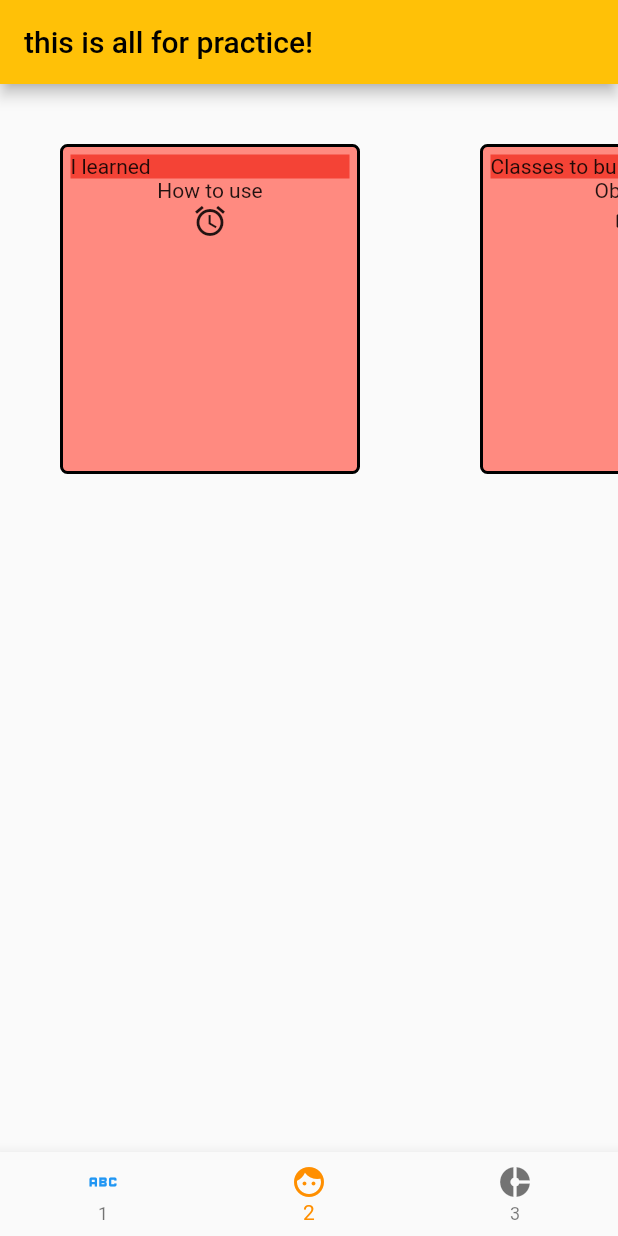
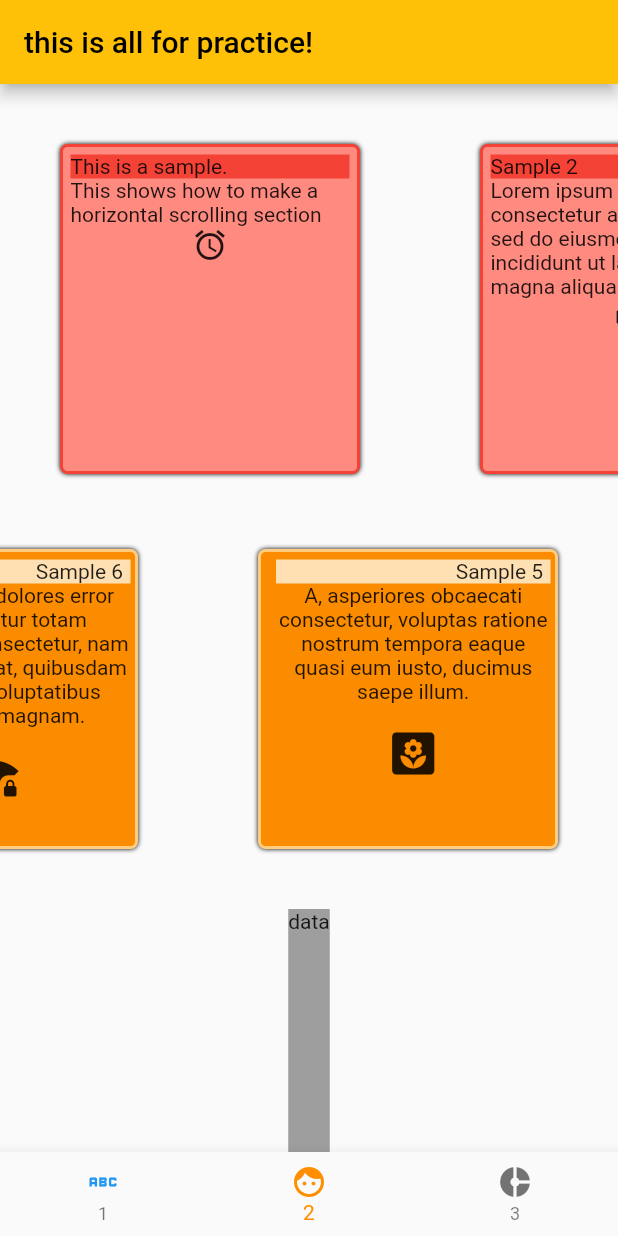
Before and after one commit to Tildozer/flutterSandBox, a Flutter app: the screen it shows after launch, item 2 of the bottom bar chosen, on a phone screen of 412 x 824 dp. Run offline on Flutter 3.47's test engine with Material 2 defaults, Android fonts, the phone set to English and light mode, and no system bars.

Commit message:
added more to second page

```diff
--- /dev/null
+++ b/lib/components/reverse_scrolling.dart
@@ -0,0 +1,54 @@
+import 'package:flutter/material.dart';
+
+class ReverseScroll extends StatelessWidget {
+  const ReverseScroll({super.key, required this.enteries});
+
+  final List enteries;
+  @override
+  Widget build(BuildContext context) {
+    return SizedBox(
+      height: 250,
+      child: ListView.builder(
+        itemCount: enteries.length,
+        scrollDirection: Axis.horizontal,
+        reverse: true,
+        itemBuilder: (context, index) => Container(
+          width: 200,
+          padding: const EdgeInsets.only(top: 5, left: 10, right: 3),
+          margin:
+              const EdgeInsets.only(top: 10, left: 40, right: 40, bottom: 40),
+          decoration: BoxDecoration(
+              color: Colors.orange.shade600,
+              borderRadius: const BorderRadius.all(
+                Radius.elliptical(5, 5),
+              ),
+              border: Border.all(
+                color: Colors.orange.shade200,
+                width: 2,
+              ),
+              boxShadow: const [BoxShadow(blurRadius: 2)]),
+          child: Column(
+            children: [
+              Container(
+                width: 200,
+                padding: const EdgeInsets.only(right: 5),
+                alignment: Alignment.centerRight,
+                color: Colors.orange.shade100,
+                child: Text(enteries[index].name),
+              ),
+              Text(
+                enteries[index].message,
+                textAlign: TextAlign.center,
+              ),
+              const Padding(padding: EdgeInsets.all(8)),
+              Icon(
+                enteries[index].icon,
+                size: 34,
+              ),
+            ],
+          ),
+        ),
+      ),
+    );
+  }
+}
--- a/lib/components/scrolling_list_view.dart
+++ b/lib/components/scrolling_list_view.dart
@@ -1,11 +1,4 @@
 import 'package:flutter/material.dart';
-// class Entry{
-//   String message; // property
-//   String name; // property
-//   IconData icon; // prop
-
-//   Entry(this.message, this.name, this.icon);
-// }
 
 class Hori extends StatelessWidget {
   const Hori({Key? key, required this.enteries}) : super(key: key);
@@ -18,29 +11,29 @@ class Hori extends StatelessWidget {
       height: 300,
       child: ListView.builder(
         itemCount: enteries.length,
+        shrinkWrap: true,
         scrollDirection: Axis.horizontal,
         itemBuilder: ((context, int index) => Container(
             width: 200,
             padding: const EdgeInsets.all(5),
             margin: const EdgeInsets.all(40),
-                        alignment: Alignment.topLeft,
             decoration: BoxDecoration(
                 color: Colors.redAccent.shade100,
-                            borderRadius:
-                                const BorderRadius.all(Radius.elliptical(5, 5)),
-                            border: Border.all(color: Colors.black, width: 2)),
+                boxShadow: const [BoxShadow(blurRadius: 2)],
+                borderRadius: const BorderRadius.all(Radius.elliptical(5, 5)),
+                border: Border.all(color: Colors.red.shade500, width: 2)),
             child: Column(
               mainAxisAlignment: MainAxisAlignment.start,
               children: [
                 Container(
                   alignment: Alignment.topLeft,
                   color: Colors.red,
-                            child: Text(enteries[index].message),
+                  child: Text(enteries[index].name),
                 ),
-                          Text(enteries[index].name),
+                Text(enteries[index].message),
                 Icon(enteries[index].icon)
-                        ],)
-                      )),
+              ],
+            ))),
       ),
     );
   }
--- a/lib/first_page.dart
+++ b/lib/first_page.dart
@@ -5,7 +5,8 @@ class MainPage extends StatelessWidget {
 
   @override
   Widget build(BuildContext context) {
-    return Column(
+    return SingleChildScrollView(
+      child: Column(
       children: [
         Center(
           child: Container(
@@ -23,6 +24,7 @@ class MainPage extends StatelessWidget {
           ),
         ),
       ],
+    )
     );
   }
 }
--- a/lib/second_page.dart
+++ b/lib/second_page.dart
@@ -1,13 +1,14 @@
 import 'package:flutter/material.dart';
 import "components/scrolling_list_view.dart" as horizontal_scroll;
-class Entry{
+import 'components/reverse_scrolling.dart' as reverse_scroll;
+
+class Entry {
   String message; // property
   String name; // property
   IconData icon; // prop
 
-  Entry(this.message, this.name, this.icon);
+  Entry(this.name, this.message, this.icon);
 }
-
 
 class SecondPage extends StatelessWidget {
   const SecondPage({super.key});
@@ -15,19 +16,49 @@ class SecondPage extends StatelessWidget {
   @override
   Widget build(BuildContext context) {
     final List<Entry> enteries = [
-      Entry("I learned", "How to use", Icons.access_alarm_sharp),
-      Entry("Classes to build", "Objects", Icons.dangerous_sharp)
+      Entry(
+          "This is a sample.",
+          "This shows how to make a horizontal scrolling section",
+          Icons.access_alarm_sharp),
+      Entry(
+          "Sample 2",
+          "Lorem ipsum dolor sit amet, consectetur adipiscing elit, sed do eiusmod tempor incididunt ut labore et dolore magna aliqua.",
+          Icons.dangerous_sharp),
+      Entry(
+          "Sample 3",
+          " Ut enim ad minim veniam, quis nostrud exercitation ullamco laboris nisi ut aliquip ex ea commodo consequat.",
+          Icons.wrap_text),
+      Entry(
+          "Sample 4",
+          "Duis aute irure dolor in reprehenderit in voluptate velit esse cillum dolore eu fugiat nulla pariatur. Excepteur sint occaecat cupidatat non proident, sunt in culpa qui officia deserunt mollit anim id est laborum.",
+          Icons.ac_unit_rounded),
     ];
-    return Column(
-      children: [
-        SingleChildScrollView(
-          child: Column(
-            children: [
-              horizontal_scroll.Hori(enteries: enteries),
-            ],
-          ),
-        )
-      ],
+    final List<Entry> reverseEntries = [
+      Entry(
+          "Sample 5",
+          "A, asperiores obcaecati consectetur, voluptas ratione nostrum tempora eaque quasi eum iusto, ducimus saepe illum.",
+          Icons.yard),
+      Entry(
+          "Sample 6",
+          "Debitis amet dolores error rerum tenetur totam laboriosam consectetur, nam ab sequi repellat, quibusdam numquam voluptatibus soluta illo magnam.",
+          Icons.wifi_lock),
+      Entry(
+          "Sample 7",
+          "Iure vel accusamus expedita quas laudantium quasi quae, officiis ratione itaque delectus possimus, repudiandae commodi nobis ad, quod magni ex exercitationem inventore.",
+          Icons.circle_outlined),
+    ];
+    return SingleChildScrollView(
+      child: Column(
+        children: [
+          horizontal_scroll.Hori(enteries: enteries),
+          reverse_scroll.ReverseScroll(enteries: reverseEntries),
+          Container(
+            height: 200,
+            color: Colors.grey.shade500,
+            child: const Text("data"),
+          )
+        ],
+      ),
     );
   }
 }
```
Lines whose indentation alone changed are shown as unchanged.
